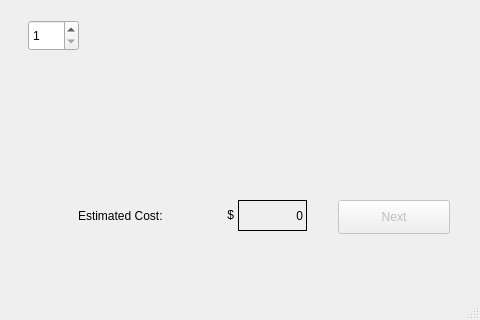
Before: the Qt Designer form reservation_form.ui in Gator-Face/hotelCalifornia, drawn with Qt 5; both pictures show x 212 to 692 and y 400 to 720 of the 692 by 720 pixel window.
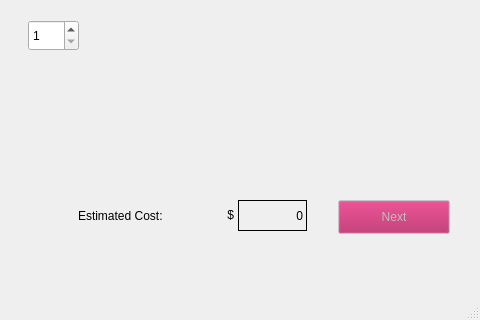
After: the same form once the commit is applied.

Commit message: added background color to the app

What changed in the file:
```diff
--- a/reservation_form.ui
+++ b/reservation_form.ui
@@ -39,6 +39,43 @@
         <height>34</height>
        </rect>
       </property>
+      <property name="palette">
+       <palette>
+        <active>
+         <colorrole role="Button">
+          <brush brushstyle="SolidPattern">
+           <color alpha="255">
+            <red>174</red>
+            <green>24</green>
+            <blue>87</blue>
+           </color>
+          </brush>
+         </colorrole>
+        </active>
+        <inactive>
+         <colorrole role="Button">
+          <brush brushstyle="SolidPattern">
+           <color alpha="255">
+            <red>174</red>
+            <green>24</green>
+            <blue>87</blue>
+           </color>
+          </brush>
+         </colorrole>
+        </inactive>
+        <disabled>
+         <colorrole role="Button">
+          <brush brushstyle="SolidPattern">
+           <color alpha="255">
+            <red>174</red>
+            <green>24</green>
+            <blue>87</blue>
+           </color>
+          </brush>
+         </colorrole>
+        </disabled>
+       </palette>
+      </property>
       <property name="text">
        <string>Next</string>
       </property>
```
Left out of the diff: 2 changed lines with no effect on the pictures. The commit also changes 3 other files.
